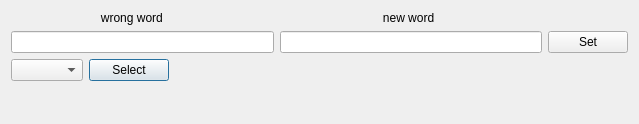
Qt form Learn_Words_App_0_0_1/setword.ui (Sautenko-Andrey/learn_words_app) before a commit.
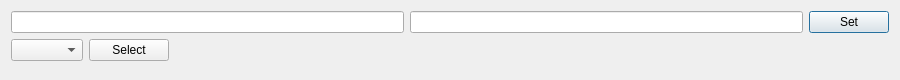
The same form after that commit.

Patch:
```diff
--- a/Learn_Words_App_0_0_1/setword.ui
+++ b/Learn_Words_App_0_0_1/setword.ui
@@ -6,52 +6,15 @@
    <rect>
     <x>0</x>
     <y>0</y>
-    <width>639</width>
-    <height>124</height>
+    <width>900</width>
+    <height>80</height>
    </rect>
   </property>
   <property name="windowTitle">
    <string>Set word</string>
   </property>
   <layout class="QFormLayout" name="formLayout">
-   <item row="2" column="0">
-    <layout class="QHBoxLayout" name="horizontalLayout">
-     <item>
-      <widget class="QComboBox" name="mode_comboBox"/>
-     </item>
-     <item>
-      <widget class="QPushButton" name="selectButton">
-       <property name="text">
-        <string>Select</string>
-       </property>
-      </widget>
-     </item>
-    </layout>
-   </item>
    <item row="0" column="0" colspan="2">
-    <layout class="QHBoxLayout" name="horizontalLayout_3">
-     <item>
-      <widget class="QLabel" name="label">
-       <property name="font">
-        <font>
-         <underline>false</underline>
-        </font>
-       </property>
-       <property name="text">
-        <string>                           wrong word</string>
-       </property>
-      </widget>
-     </item>
-     <item>
-      <widget class="QLabel" name="label_2">
-       <property name="text">
-        <string>                  new word</string>
-       </property>
-      </widget>
-     </item>
-    </layout>
-   </item>
-   <item row="1" column="0" colspan="2">
     <layout class="QHBoxLayout" name="horizontalLayout_2">
      <item>
       <widget class="QLineEdit" name="word_for_correctLine">
@@ -80,6 +43,20 @@
      </item>
     </layout>
    </item>
+   <item row="1" column="0">
+    <layout class="QHBoxLayout" name="horizontalLayout">
+     <item>
+      <widget class="QComboBox" name="mode_comboBox"/>
+     </item>
+     <item>
+      <widget class="QPushButton" name="selectButton">
+       <property name="text">
+        <string>Select</string>
+       </property>
+      </widget>
+     </item>
+    </layout>
+   </item>
   </layout>
  </widget>
  <resources/>
```
